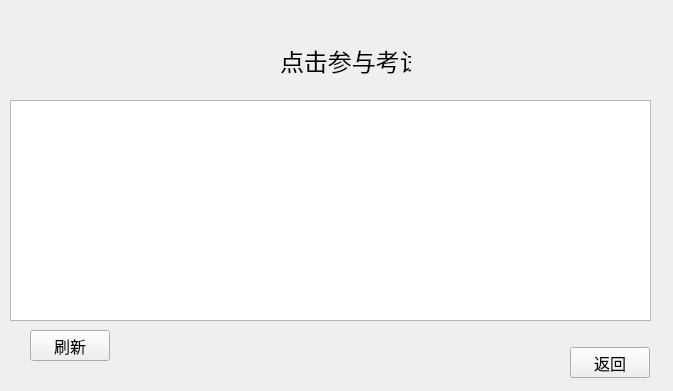
Sodataco/exam-system, file source/studentpreexam.ui: the form before one commit.
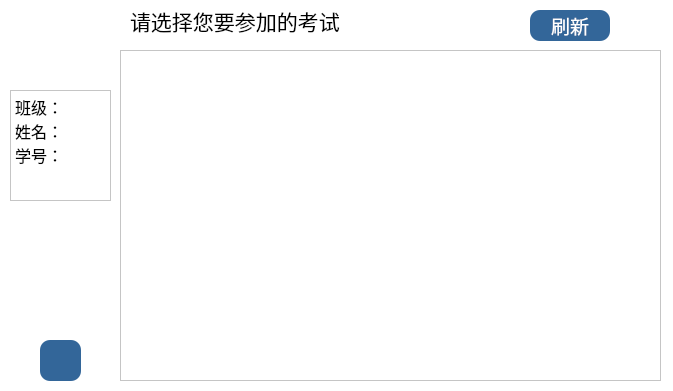
The form after the commit. Icons and pictures are not drawn.

```diff
--- a/source/studentpreexam.ui
+++ b/source/studentpreexam.ui
@@ -18,44 +18,64 @@
   <property name="windowTitle">
    <string>Form</string>
   </property>
+  <property name="styleSheet">
+   <string notr="true">QWidget
+{
+background-color:white;
+}</string>
+  </property>
   <widget class="QLabel" name="label">
    <property name="geometry">
     <rect>
-     <x>280</x>
-     <y>40</y>
-     <width>131</width>
+     <x>130</x>
+     <y>0</y>
+     <width>301</width>
      <height>41</height>
     </rect>
    </property>
    <property name="font">
     <font>
-     <pointsize>18</pointsize>
+     <family>华文中宋</family>
+     <pointsize>16</pointsize>
     </font>
    </property>
    <property name="text">
-    <string>点击参与考试</string>
+    <string>请选择您要参加的考试</string>
    </property>
   </widget>
   <widget class="QPushButton" name="Return">
    <property name="geometry">
     <rect>
-     <x>570</x>
-     <y>347</y>
-     <width>80</width>
-     <height>31</height>
+     <x>40</x>
+     <y>340</y>
+     <width>41</width>
+     <height>41</height>
     </rect>
    </property>
+   <property name="styleSheet">
+    <string notr="true">QPushButton
+{
+border:none;
+image:url(:/image/home.png);
+border-radius:10px;
+background-color:rgb(51, 102, 153);
+}
+QPushButton:hover
+{
+background-color:rgb(177, 204, 228);
+}</string>
+   </property>
    <property name="text">
-    <string>返回</string>
+    <string/>
    </property>
   </widget>
   <widget class="QListWidget" name="examList">
    <property name="geometry">
     <rect>
-     <x>10</x>
-     <y>100</y>
-     <width>641</width>
-     <height>221</height>
+     <x>120</x>
+     <y>50</y>
+     <width>541</width>
+     <height>331</height>
     </rect>
    </property>
    <property name="font">
@@ -68,16 +88,81 @@
   <widget class="QPushButton" name="refresh">
    <property name="geometry">
     <rect>
-     <x>30</x>
-     <y>330</y>
+     <x>530</x>
+     <y>10</y>
      <width>80</width>
      <height>31</height>
     </rect>
    </property>
+   <property name="font">
+    <font>
+     <family>华文中宋</family>
+     <pointsize>14</pointsize>
+    </font>
+   </property>
+   <property name="styleSheet">
+    <string notr="true">QPushButton
+{
+border:none;
+border-radius:10px;
+background-color:rgb(51, 102, 153);
+color:white;
+}
+QPushButton:hover
+{
+background-color:rgb(177, 204, 228);
+color:black;
+}</string>
+   </property>
    <property name="text">
     <string>刷新</string>
    </property>
   </widget>
+  <widget class="QLabel" name="label_7">
+   <property name="geometry">
+    <rect>
+     <x>30</x>
+     <y>20</y>
+     <width>51</width>
+     <height>51</height>
+    </rect>
+   </property>
+   <property name="text">
+    <string/>
+   </property>
+   <property name="pixmap">
+    <pixmap resource="res.qrc">:/image/photo.png</pixmap>
+   </property>
+   <property name="scaledContents">
+    <bool>true</bool>
+   </property>
+  </widget>
+  <widget class="QTextBrowser" name="textBrowser">
+   <property name="geometry">
+    <rect>
+     <x>10</x>
+     <y>90</y>
+     <width>101</width>
+     <height>111</height>
+    </rect>
+   </property>
+   <property name="styleSheet">
+    <string notr="true">QLabel
+{
+border:none;
+background-color:white;
+}</string>
+   </property>
+   <property name="html">
+    <string>&lt;!DOCTYPE HTML PUBLIC &quot;-//W3C//DTD HTML 4.0//EN&quot; &quot;http://www.w3.org/TR/REC-html40/strict.dtd&quot;&gt;
+&lt;html&gt;&lt;head&gt;&lt;meta name=&quot;qrichtext&quot; content=&quot;1&quot; /&gt;&lt;style type=&quot;text/css&quot;&gt;
+p, li { white-space: pre-wrap; }
+&lt;/style&gt;&lt;/head&gt;&lt;body style=&quot; font-family:'SimSun'; font-size:6pt; font-weight:400; font-style:normal;&quot;&gt;
+&lt;p style=&quot; margin-top:0px; margin-bottom:0px; margin-left:0px; margin-right:0px; -qt-block-indent:0; text-indent:0px;&quot;&gt;&lt;span style=&quot; font-size:12pt;&quot;&gt;班级：&lt;/span&gt;&lt;/p&gt;
+&lt;p style=&quot; margin-top:0px; margin-bottom:0px; margin-left:0px; margin-right:0px; -qt-block-indent:0; text-indent:0px;&quot;&gt;&lt;span style=&quot; font-size:12pt;&quot;&gt;姓名：&lt;/span&gt;&lt;/p&gt;
+&lt;p style=&quot; margin-top:0px; margin-bottom:0px; margin-left:0px; margin-right:0px; -qt-block-indent:0; text-indent:0px;&quot;&gt;&lt;span style=&quot; font-size:12pt;&quot;&gt;学号：&lt;/span&gt;&lt;/p&gt;&lt;/body&gt;&lt;/html&gt;</string>
+   </property>
+  </widget>
  </widget>
  <resources/>
  <connections/>
```
Left out of the diff: 4 changed lines with no effect on the pictures.
